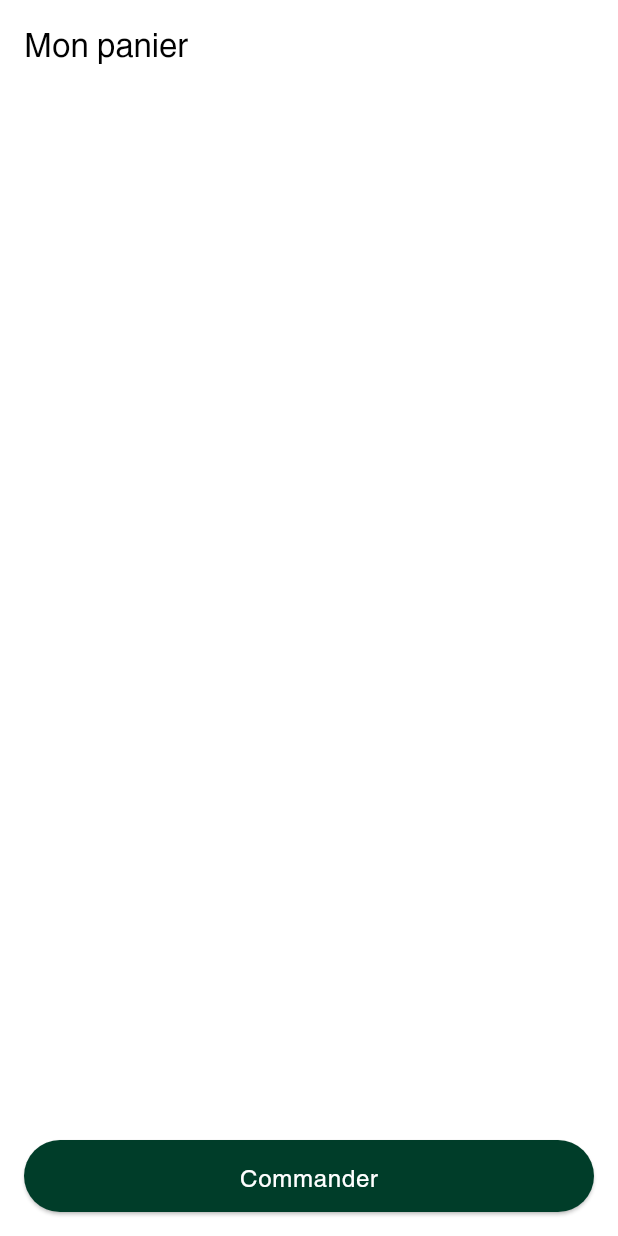
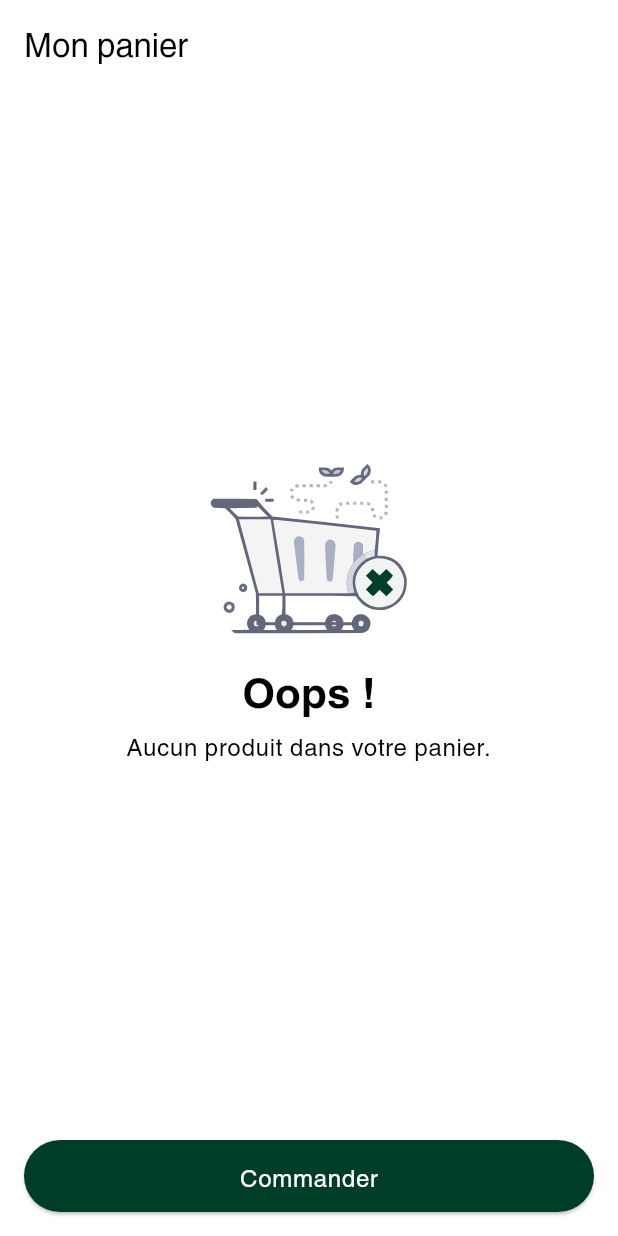
Before and after one commit to Ortega1709/annual-project-1, a Flutter app: the CartListScreen screen opened by its route, on a phone screen of 412 x 824 dp. Run offline on Flutter 3.47's test engine with Material 3 defaults, Android fonts, the phone set to English and light mode, and no system bars; our stand-ins replace cached_network_image, equatable, flutter_bloc, flutter_dotenv, flutter_svg, font_awesome_flutter and 9 more; missing offline and left inert: flutter_stripe; accounts and stored records are empty.

Commit message:
Refactor: Refact delete bloc function and add static svg image of empty cart screen

```diff
--- a/lib/features/cart/data/repositories/cart_repository_impl.dart
+++ b/lib/features/cart/data/repositories/cart_repository_impl.dart
@@ -12,7 +12,7 @@ class CartRepositoryImpl implements CartRepository {
   CartRepositoryImpl(this.cartLocalDataSource);
 
   @override
-  Future<Either<Failure, void>> addItemToCart(Cart cart) async {
+  Future<Either<Failure, List<Cart>>> addItemToCart(Cart cart) async {
     try {
       return right(
           await cartLocalDataSource.addItemToCart(CartModel.fromEntity(cart)));
@@ -22,7 +22,7 @@ class CartRepositoryImpl implements CartRepository {
   }
 
   @override
-  Future<Either<Failure, void>> deleteItemToCart(int index) async {
+  Future<Either<Failure, List<Cart>>> deleteItemToCart(int index) async {
     try {
       return right(await cartLocalDataSource.deleteItemToCart(index));
     } on ServerException catch (e) {
--- a/lib/features/cart/domain/repositories/cart_repository.dart
+++ b/lib/features/cart/domain/repositories/cart_repository.dart
@@ -5,6 +5,6 @@ import 'package:fpdart/fpdart.dart';
 
 abstract interface class CartRepository {
   Future<Either<Failure, List<Cart>>> getAllItems();
-  Future<Either<Failure, void>> addItemToCart(Cart cart);
-  Future<Either<Failure, void>> deleteItemToCart(int index);
+  Future<Either<Failure, List<Cart>>> addItemToCart(Cart cart);
+  Future<Either<Failure, List<Cart>>> deleteItemToCart(int index);
 }
--- a/lib/features/cart/domain/usecases/add_item_to_cart.dart
+++ b/lib/features/cart/domain/usecases/add_item_to_cart.dart
@@ -4,13 +4,13 @@ import 'package:e_commerce/features/cart/domain/entities/cart.dart';
 import 'package:e_commerce/features/cart/domain/repositories/cart_repository.dart';
 import 'package:fpdart/fpdart.dart';
 
-class AddItemToCart implements UseCase<void, AddItemToCartParams> {
+class AddItemToCart implements UseCase<List<Cart>, AddItemToCartParams> {
   final CartRepository cartRepository;
 
   AddItemToCart(this.cartRepository);
 
   @override
-  Future<Either<Failure, void>> invoke(AddItemToCartParams params) {
+  Future<Either<Failure, List<Cart>>> invoke(AddItemToCartParams params) {
     return cartRepository.addItemToCart(
       Cart(
         id: params.id,
--- a/lib/features/cart/domain/usecases/delete_item_to_cart.dart
+++ b/lib/features/cart/domain/usecases/delete_item_to_cart.dart
@@ -1,14 +1,15 @@
 import 'package:e_commerce/core/errors/failure.dart';
 import 'package:e_commerce/core/utils/usecase.dart';
+import 'package:e_commerce/features/cart/domain/entities/cart.dart';
 import 'package:e_commerce/features/cart/domain/repositories/cart_repository.dart';
 import 'package:fpdart/fpdart.dart';
 
-class DeleteItemToCart implements UseCase<void, DeleteItemToCartParams> {
+class DeleteItemToCart implements UseCase<List<Cart>, DeleteItemToCartParams> {
   final CartRepository cartRepository;
   DeleteItemToCart(this.cartRepository);
 
   @override
-  Future<Either<Failure, void>> invoke(DeleteItemToCartParams params) {
+  Future<Either<Failure, List<Cart>>> invoke(DeleteItemToCartParams params) {
     return cartRepository.deleteItemToCart(params.index);
   }
 
--- a/lib/features/cart/presentation/screens/cart_list_screen.dart
+++ b/lib/features/cart/presentation/screens/cart_list_screen.dart
@@ -19,16 +19,11 @@ class _CartListScreenState extends State<CartListScreen> {
   @override
   void initState() {
     super.initState();
-  }
-
-  void onGooglePayResult(paymentResult) {
-    debugPrint(paymentResult.toString());
+    context.read<CartBloc>().add(GetAllItemsEvent());
   }
 
   @override
   Widget build(BuildContext context) {
-    context.read<CartBloc>().add(GetAllItemsEvent());
-
     return Scaffold(
       appBar: AppBar(
         title: const Text("Mon panier"),
@@ -36,7 +31,8 @@ class _CartListScreenState extends State<CartListScreen> {
       body: BlocConsumer<CartBloc, CartState>(
         listener: (context, state) {
           if (state is DeleteToCartSuccessState) {
-            Messages.success("Deleted", state.message, context);
+            Messages.success("Panier", state.message, context);
+            context.read<CartBloc>().add(GetAllItemsEvent());
           }
         },
         builder: (context, state) {
--- a/lib/features/cart/presentation/widgets/cart_list.dart
+++ b/lib/features/cart/presentation/widgets/cart_list.dart
@@ -3,6 +3,7 @@ import 'package:e_commerce/features/cart/domain/entities/cart.dart';
 import 'package:e_commerce/features/cart/presentation/widgets/cart_item.dart';
 import 'package:flutter/cupertino.dart';
 import 'package:flutter/material.dart';
+import 'package:flutter_svg/flutter_svg.dart';
 
 import '../../../../core/theme/app_dimen.dart';
 
@@ -14,8 +15,43 @@ class CartList extends StatelessWidget {
 
   @override
   Widget build(BuildContext context) {
-    return ListView.builder(
-      padding: const EdgeInsets.all(AppDimen.p16),
+    return cart.isEmpty
+        ? Center(
+            child: Column(
+              mainAxisAlignment: MainAxisAlignment.center,
+              children: [
+                ClipOval(
+                  child: SvgPicture.asset(
+                    'assets/svg/empty-cart.svg',
+                    width: 150,
+                    height: 150,
+                  ),
+                ),
+                Text(
+                  'Oops !',
+                  style: Theme.of(context)
+                      .textTheme
+                      .headlineMedium
+                      ?.copyWith(fontWeight: FontWeight.bold),
+                ),
+                const SizedBox(height: AppDimen.p8),
+                Text(
+                  textAlign: TextAlign.center,
+                  'Aucun produit dans votre panier.',
+                  style: Theme.of(context).textTheme.bodyLarge,
+                ),
+              ],
+            ),
+          )
+        : ListView.separated(
+            separatorBuilder: (context, index) => Padding(
+              padding: const EdgeInsets.symmetric(horizontal: AppDimen.p16),
+              child: Container(
+                height: .5,
+                color: AppColor.greyColor.withOpacity(.5),
+              ),
+            ),
+            padding: const EdgeInsets.symmetric(vertical: AppDimen.p16),
             itemCount: cart.length,
             itemBuilder: (context, index) {
               final cartItem = cart[index];
--- a/lib/features/product/presentation/screens/product_details_screen.dart
+++ b/lib/features/product/presentation/screens/product_details_screen.dart
@@ -44,18 +44,21 @@ class _ProductDetailsScreenState extends State<ProductDetailsScreen> {
         child: BlocConsumer<CartBloc, CartState>(
           listener: (context, state) {
             if (state is AddToCartSuccessState) {
-              Messages.success("Info", state.message, context);
+              Messages.success("Panier", state.message, context);
             }
 
             if (state is CartErrorState) {
-              Messages.error("Error", state.message, context);
+              Messages.error("Panier", "Erreur d'ajout", context);
             }
           },
           builder: (context, state) {
             return MButton(
-              text: "Ajouter au panier | € ${widget.product.price! * quantity}",
+              text:
+                  "Ajouter au panier | € ${(widget.product.price! * quantity).toStringAsFixed(2)}",
               onPressed: () {
-                final isAuthenticated = serviceLocator<SharedPreferences>().getBool('authentication') ?? false;
+                final isAuthenticated = serviceLocator<SharedPreferences>()
+                        .getBool('authentication') ??
+                    false;
                 if (!isAuthenticated) {
                   authRequiredDialog(context);
                   return;
```
Also changed, not shown: lib/features/cart/data/datasources/cart_local_data_source.dart (+6 -4 lines), lib/features/cart/presentation/bloc/cart_bloc.dart (+8 -2 lines), lib/features/cart/presentation/widgets/cart_item.dart (+1 -11 lines). Lines whose indentation alone changed are shown as unchanged.
